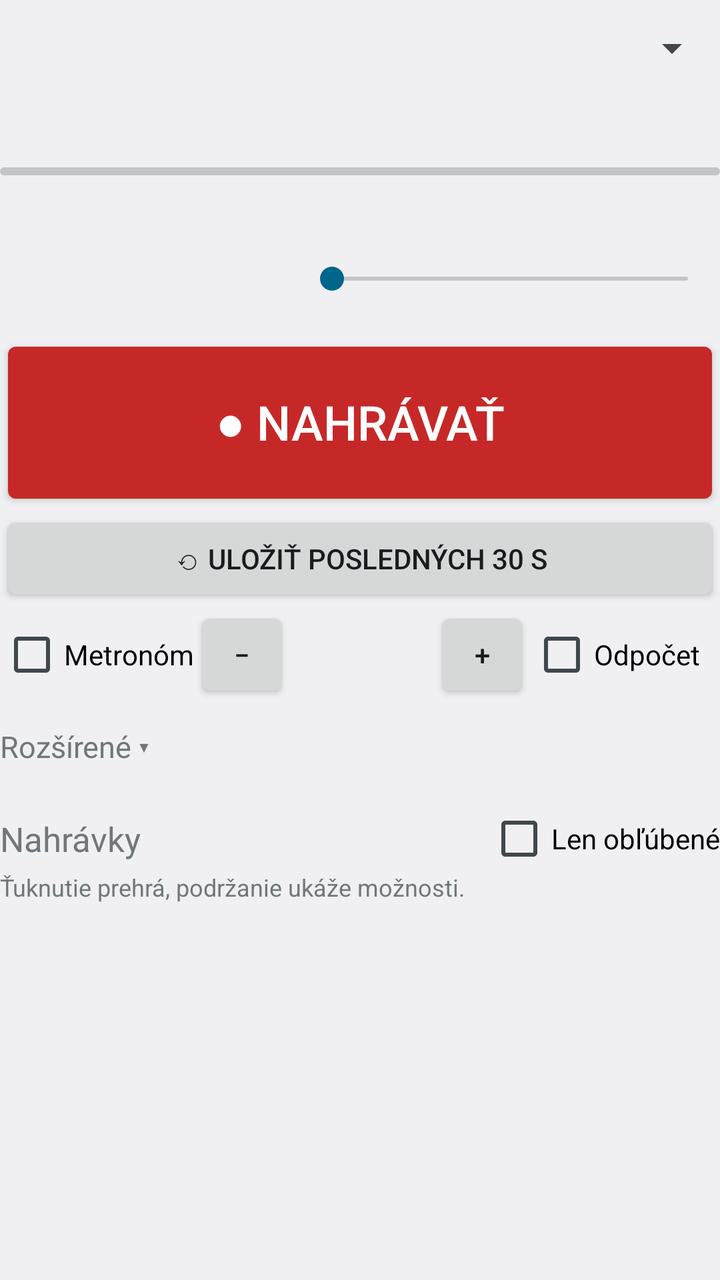
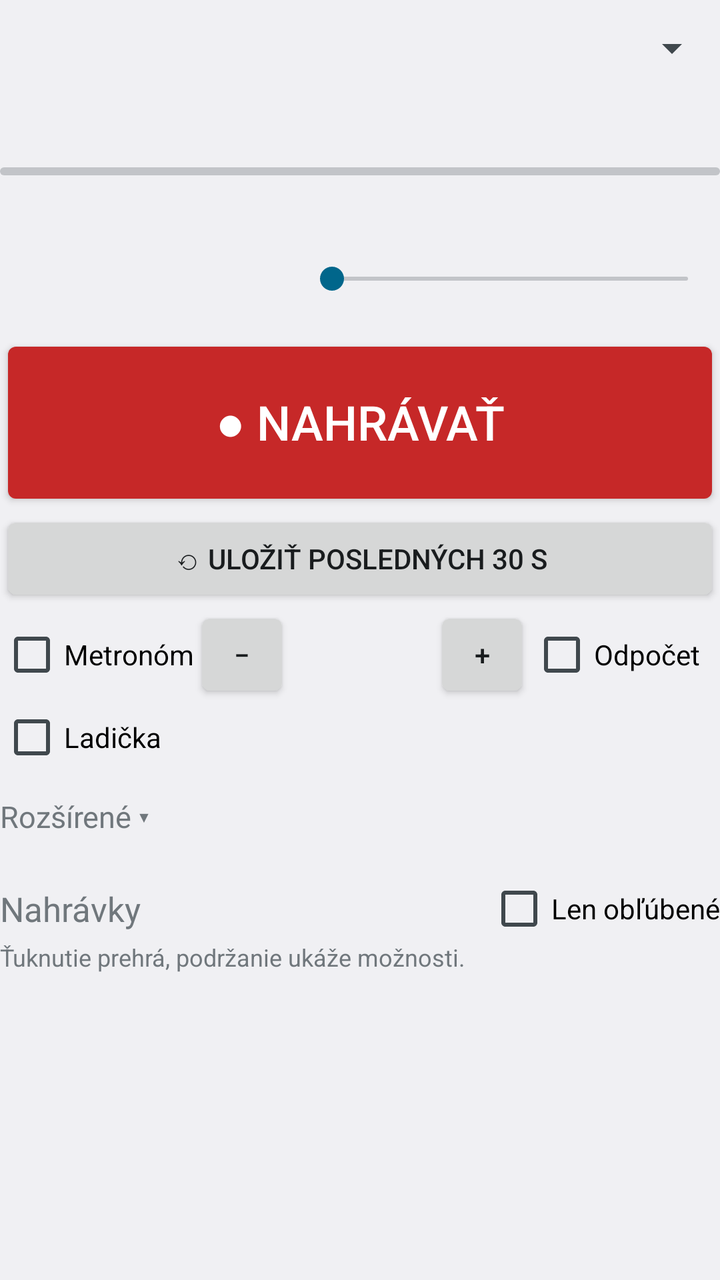

Two renders of the same Android screen: before a commit and after it. Below are the layout's source before the change and the commit's diff.
<!-- AndroidManifest.xml: application theme android:Theme.DeviceDefault.DayNight -->
<!-- res/layout/header.xml -->
<?xml version="1.0" encoding="utf-8"?>
<LinearLayout xmlns:android="http://schemas.android.com/apk/res/android"
    android:layout_width="match_parent"
    android:layout_height="wrap_content"
    android:orientation="vertical">

    <Spinner
        android:id="@+id/inputs"
        android:layout_width="match_parent"
        android:layout_height="wrap_content"
        android:minHeight="48dp" />

    <TextView
        android:id="@+id/status"
        android:layout_width="match_parent"
        android:layout_height="wrap_content"
        android:textIsSelectable="true"
        android:textSize="13sp" />

    <ProgressBar
        android:id="@+id/level"
        style="@android:style/Widget.Material.ProgressBar.Horizontal"
        android:layout_width="match_parent"
        android:layout_height="24dp"
        android:layout_marginTop="8dp"
        android:max="100" />

    <TextView
        android:id="@+id/levelText"
        android:layout_width="match_parent"
        android:layout_height="wrap_content"
        android:textSize="13sp" />

    <LinearLayout
        android:layout_width="match_parent"
        android:layout_height="wrap_content"
        android:gravity="center_vertical"
        android:orientation="horizontal">

        <TextView
            android:id="@+id/gainText"
            android:layout_width="wrap_content"
            android:layout_height="wrap_content"
            android:minWidth="150dp"
            android:textSize="13sp" />

        <SeekBar
            android:id="@+id/gain"
            android:layout_width="0dp"
            android:layout_height="48dp"
            android:layout_weight="1" />
    </LinearLayout>

    <Button
        android:id="@+id/rec"
        android:layout_width="match_parent"
        android:layout_height="88dp"
        android:layout_marginTop="4dp"
        android:backgroundTint="#C62828"
        android:text="● Nahrávať"
        android:textColor="#FFFFFF"
        android:textSize="24sp" />

    <Button
        android:id="@+id/retro"
        android:layout_width="match_parent"
        android:layout_height="wrap_content"
        android:text="⟲ Uložiť posledných 30 s" />

    <LinearLayout
        android:layout_width="match_parent"
        android:layout_height="wrap_content"
        android:gravity="center_vertical"
        android:orientation="horizontal">

        <CheckBox
            android:id="@+id/metro"
            android:layout_width="wrap_content"
            android:layout_height="wrap_content"
            android:text="Metronóm" />

        <Button
            android:id="@+id/slower"
            android:layout_width="48dp"
            android:layout_height="48dp"
            android:text="−" />

        <TextView
            android:id="@+id/bpm"
            android:layout_width="wrap_content"
            android:layout_height="wrap_content"
            android:gravity="center"
            android:minWidth="72dp" />

        <Button
            android:id="@+id/faster"
            android:layout_width="48dp"
            android:layout_height="48dp"
            android:text="+" />

        <CheckBox
            android:id="@+id/countIn"
            android:layout_width="wrap_content"
            android:layout_height="wrap_content"
            android:text="Odpočet" />
    </LinearLayout>

    <TextView
        android:id="@+id/advancedToggle"
        android:layout_width="match_parent"
        android:layout_height="wrap_content"
        android:minHeight="44dp"
        android:gravity="center_vertical"
        android:text="Rozšírené ▾"
        android:textSize="15sp" />

    <LinearLayout
        android:id="@+id/advanced"
        android:layout_width="match_parent"
        android:layout_height="wrap_content"
        android:orientation="vertical"
        android:visibility="gone">

        <CheckBox
            android:id="@+id/trim"
            android:layout_width="match_parent"
            android:layout_height="wrap_content"
            android:text="Orezať ticho na začiatku a konci" />

        <CheckBox
            android:id="@+id/screenOn"
            android:layout_width="match_parent"
            android:layout_height="wrap_content"
            android:text="Počas nahrávania nechať zapnutú obrazovku" />

        <CheckBox
            android:id="@+id/metroPhone"
            android:layout_width="match_parent"
            android:layout_height="wrap_content"
            android:text="Metronóm do telefónu (inak do ToneX)" />

        <TextView
            android:id="@+id/info"
            android:layout_width="match_parent"
            android:layout_height="wrap_content"
            android:paddingTop="8dp"
            android:textSize="13sp" />

        <LinearLayout
            android:layout_width="match_parent"
            android:layout_height="wrap_content"
            android:orientation="horizontal">

            <TextView
                android:layout_width="64dp"
                android:layout_height="wrap_content"
                android:text="Zdroj" />

            <Spinner
                android:id="@+id/source"
                android:layout_width="0dp"
                android:layout_height="wrap_content"
                android:layout_weight="1"
                android:minHeight="44dp" />
        </LinearLayout>

        <LinearLayout
            android:layout_width="match_parent"
            android:layout_height="wrap_content"
            android:orientation="horizontal">

            <TextView
                android:layout_width="64dp"
                android:layout_height="wrap_content"
                android:text="Formát" />

            <Spinner
                android:id="@+id/format"
                android:layout_width="0dp"
                android:layout_height="wrap_content"
                android:layout_weight="1"
                android:minHeight="44dp" />

            <Spinner
                android:id="@+id/channels"
                android:layout_width="0dp"
                android:layout_height="wrap_content"
                android:layout_weight="1"
                android:minHeight="44dp" />
        </LinearLayout>

        <LinearLayout
            android:layout_width="match_parent"
            android:layout_height="wrap_content"
            android:orientation="horizontal">

            <Button
                android:id="@+id/test"
                android:layout_width="0dp"
                android:layout_height="wrap_content"
                android:layout_weight="3"
                android:text="Nájsť nastavenie" />

            <Button
                android:id="@+id/usbInfo"
                android:layout_width="0dp"
                android:layout_height="wrap_content"
                android:layout_weight="2"
                android:text="Popis USB" />
        </LinearLayout>
    </LinearLayout>

    <LinearLayout
        android:layout_width="match_parent"
        android:layout_height="wrap_content"
        android:layout_marginTop="8dp"
        android:gravity="center_vertical"
        android:orientation="horizontal">

        <TextView
            android:layout_width="0dp"
            android:layout_height="wrap_content"
            android:layout_weight="1"
            android:text="Nahrávky"
            android:textSize="17sp" />

        <CheckBox
            android:id="@+id/favorites"
            android:layout_width="wrap_content"
            android:layout_height="wrap_content"
            android:text="Len obľúbené" />
    </LinearLayout>

    <TextView
        android:layout_width="match_parent"
        android:layout_height="wrap_content"
        android:text="Ťuknutie prehrá, podržanie ukáže možnosti."
        android:textSize="12sp" />
</LinearLayout>
<!-- resources referenced by this layout -->
<resources>

</resources>

<!-- the commit's change to res/layout/header.xml (unified diff, before → after) -->
@@ -105,6 +105,51 @@
             android:text="Odpočet" />
     </LinearLayout>
 
+    <LinearLayout
+        android:layout_width="match_parent"
+        android:layout_height="wrap_content"
+        android:gravity="center_vertical"
+        android:orientation="horizontal">
+
+        <CheckBox
+            android:id="@+id/tuner"
+            android:layout_width="wrap_content"
+            android:layout_height="wrap_content"
+            android:text="Ladička" />
+
+        <TextView
+            android:id="@+id/tunerNote"
+            android:layout_width="0dp"
+            android:layout_height="wrap_content"
+            android:layout_weight="1"
+            android:gravity="center"
+            android:textSize="26sp"
+            android:textStyle="bold" />
+    </LinearLayout>
+
+    <LinearLayout
+        android:id="@+id/tunerPanel"
+        android:layout_width="match_parent"
+        android:layout_height="wrap_content"
+        android:orientation="vertical"
+        android:visibility="gone">
+
+        <SeekBar
+            android:id="@+id/tunerCents"
+            android:layout_width="match_parent"
+            android:layout_height="32dp"
+            android:enabled="false"
+            android:max="100"
+            android:progress="50" />
+
+        <TextView
+            android:id="@+id/tunerText"
+            android:layout_width="match_parent"
+            android:layout_height="wrap_content"
+            android:gravity="center"
+            android:textSize="13sp" />
+    </LinearLayout>
+
     <TextView
         android:id="@+id/advancedToggle"
         android:layout_width="match_parent"
@@ -208,6 +253,26 @@
                 android:layout_weight="2"
                 android:text="Popis USB" />
         </LinearLayout>
+
+        <LinearLayout
+            android:layout_width="match_parent"
+            android:layout_height="wrap_content"
+            android:gravity="center_vertical"
+            android:orientation="horizontal">
+
+            <TextView
+                android:id="@+id/version"
+                android:layout_width="0dp"
+                android:layout_height="wrap_content"
+                android:layout_weight="1"
+                android:textSize="13sp" />
+
+            <Button
+                android:id="@+id/updates"
+                android:layout_width="wrap_content"
+                android:layout_height="wrap_content"
+                android:text="Skontrolovať aktualizácie" />
+        </LinearLayout>
     </LinearLayout>
 
     <LinearLayout
@@ -236,4 +301,122 @@
         android:layout_height="wrap_content"
         android:text="Ťuknutie prehrá, podržanie ukáže možnosti."
         android:textSize="12sp" />
+
+    <LinearLayout
+        android:id="@+id/player"
+        android:layout_width="match_parent"
+        android:layout_height="wrap_content"
+        android:layout_marginTop="8dp"
+        android:background="#1F808080"
+        android:orientation="vertical"
+        android:padding="8dp"
+        android:visibility="gone">
+
+        <LinearLayout
+            android:layout_width="match_parent"
+            android:layout_height="wrap_content"
+            android:gravity="center_vertical"
+            android:orientation="horizontal">
+
+            <TextView
+                android:id="@+id/playerTitle"
+                android:layout_width="0dp"
+                android:layout_height="wrap_content"
+                android:layout_weight="1"
+                android:ellipsize="end"
+                android:maxLines="1"
+                android:textSize="15sp" />
+
+            <Button
+                android:id="@+id/playerClose"
+                android:layout_width="48dp"
+                android:layout_height="48dp"
+                android:text="✕" />
+        </LinearLayout>
+
+        <LinearLayout
+            android:layout_width="match_parent"
+            android:layout_height="wrap_content"
+            android:gravity="center_vertical"
+            android:orientation="horizontal">
+
+            <Button
+                android:id="@+id/playPause"
+                android:layout_width="56dp"
+                android:layout_height="48dp"
+                android:text="⏸" />
+
+            <SeekBar
+                android:id="@+id/playerSeek"
+                android:layout_width="0dp"
+                android:layout_height="48dp"
+                android:layout_weight="1" />
+
+            <TextView
+                android:id="@+id/playerTime"
+                android:layout_width="wrap_content"
+                android:layout_height="wrap_content"
+                android:minWidth="88dp"
+                android:textSize="13sp" />
+        </LinearLayout>
+
+        <LinearLayout
+            android:layout_width="match_parent"
+            android:layout_height="wrap_content"
+            android:gravity="center_vertical"
+            android:orientation="horizontal">
+
+            <TextView
+                android:layout_width="wrap_content"
+                android:layout_height="wrap_content"
+                android:text="Rýchlosť" />
+
+            <Spinner
+                android:id="@+id/speed"
+                android:layout_width="0dp"
+                android:layout_height="wrap_content"
+                android:layout_weight="1"
+                android:minHeight="44dp" />
+
+            <CheckBox
+                android:id="@+id/loop"
+                android:layout_width="wrap_content"
+                android:layout_height="wrap_content"
+                android:text="Dookola" />
+        </LinearLayout>
+
+        <LinearLayout
+            android:layout_width="match_parent"
+            android:layout_height="wrap_content"
+            android:gravity="center_vertical"
+            android:orientation="horizontal">
+
+            <Button
+                android:id="@+id/loopA"
+                android:layout_width="0dp"
+                android:layout_height="wrap_content"
+                android:layout_weight="1"
+                android:text="Začiatok [" />
+
+            <Button
+                android:id="@+id/loopB"
+                android:layout_width="0dp"
+                android:layout_height="wrap_content"
+                android:layout_weight="1"
+                android:text="Koniec ]" />
+
+            <Button
+                android:id="@+id/loopClear"
+                android:layout_width="0dp"
+                android:layout_height="wrap_content"
+                android:layout_weight="1"
+                android:text="Celý" />
+        </LinearLayout>
+
+        <TextView
+            android:id="@+id/loopText"
+            android:layout_width="match_parent"
+            android:layout_height="wrap_content"
+            android:textSize="12sp" />
+    </LinearLayout>
 </LinearLayout>
